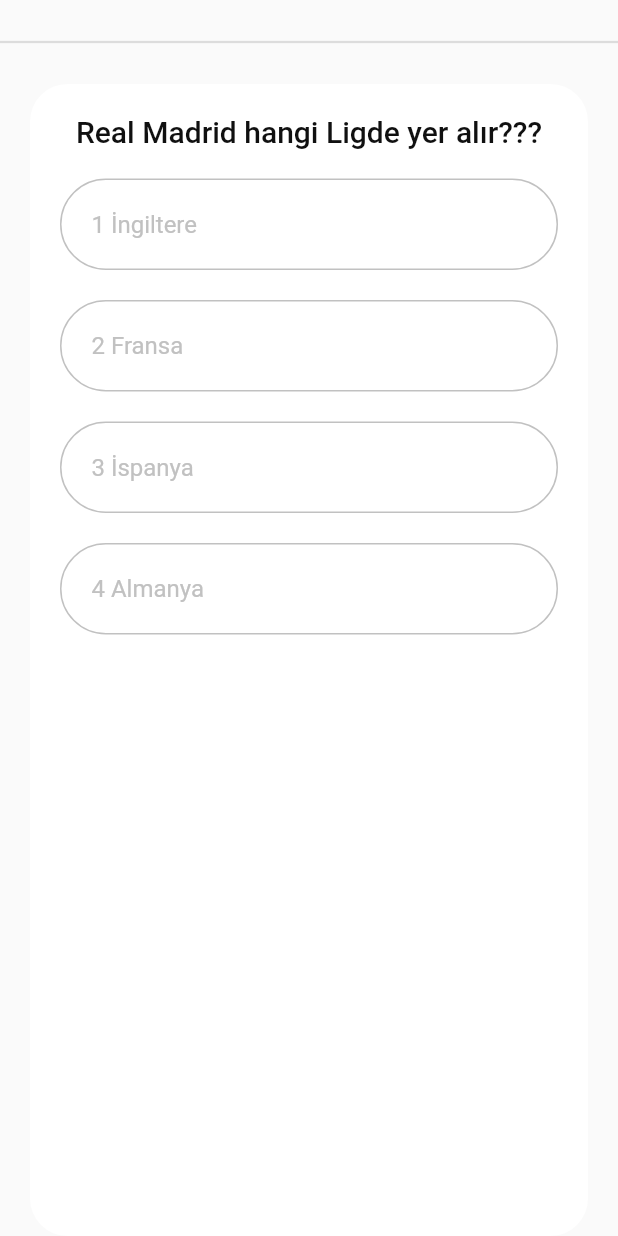
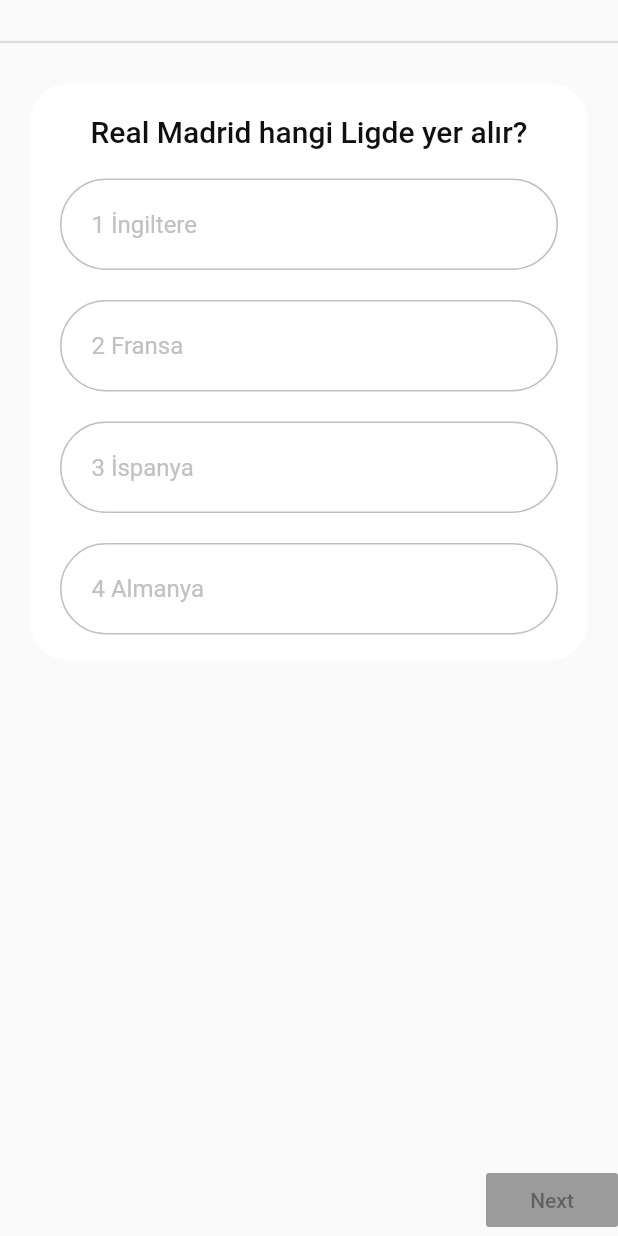
Before and after one commit to shatlykgur/quizapp, a Flutter app: the Body widget shown alone on an empty page, opened directly, on a phone screen of 412 x 824 dp. Run offline on Flutter 3.47's test engine with Material 2 defaults, Android fonts, the phone set to English and light mode, and no system bars; our stand-ins replace get.

Commit message:
next button

```diff
--- a/lib/Questions/questions.dart
+++ b/lib/Questions/questions.dart
@@ -10,7 +10,7 @@ class Question {
 const List question_data = [
   {
     "id": 2,
-    "question": "Real Madrid hangi Ligde yer alır???",
+    "question": "Real Madrid hangi Ligde yer alır?",
     "options": ['İngiltere', 'Fransa', 'İspanya', 'Almanya'],
     "answer": 2,
   },
--- a/lib/Quiz_Page/body.dart
+++ b/lib/Quiz_Page/body.dart
@@ -55,6 +55,15 @@ class Body extends StatelessWidget {
                       question: _questionController.questions[index]),
                 ),
               ),
+              Expanded(
+                    child: Container(
+                      alignment: Alignment.bottomRight,
+                      child: RaisedButton(
+                        child: Text("Next"),
+                      ),
+                    ),
+                  ),
+
             ],
           ),
         ),
--- a/lib/Quiz_Page/quiz_page.dart
+++ b/lib/Quiz_Page/quiz_page.dart
@@ -11,7 +11,7 @@ class QuizPage extends StatelessWidget {
       extendBodyBehindAppBar: true,
       appBar: AppBar(
         backgroundColor: Colors.blue,
-        elevation: 0.0,
+        //elevation: 0.0,
         actions: [
           FlatButton(
             onPressed: _controller.nextQuestion,
--- a/lib/main.dart
+++ b/lib/main.dart
@@ -15,7 +15,7 @@ class MyApp extends StatelessWidget {
       title: 'quiz app',
       debugShowCheckedModeBanner: false,
       theme: ThemeData.light(),
-      home: QuizPage(),
+      home: WelcomePage(),
     );
   }
 }
```
